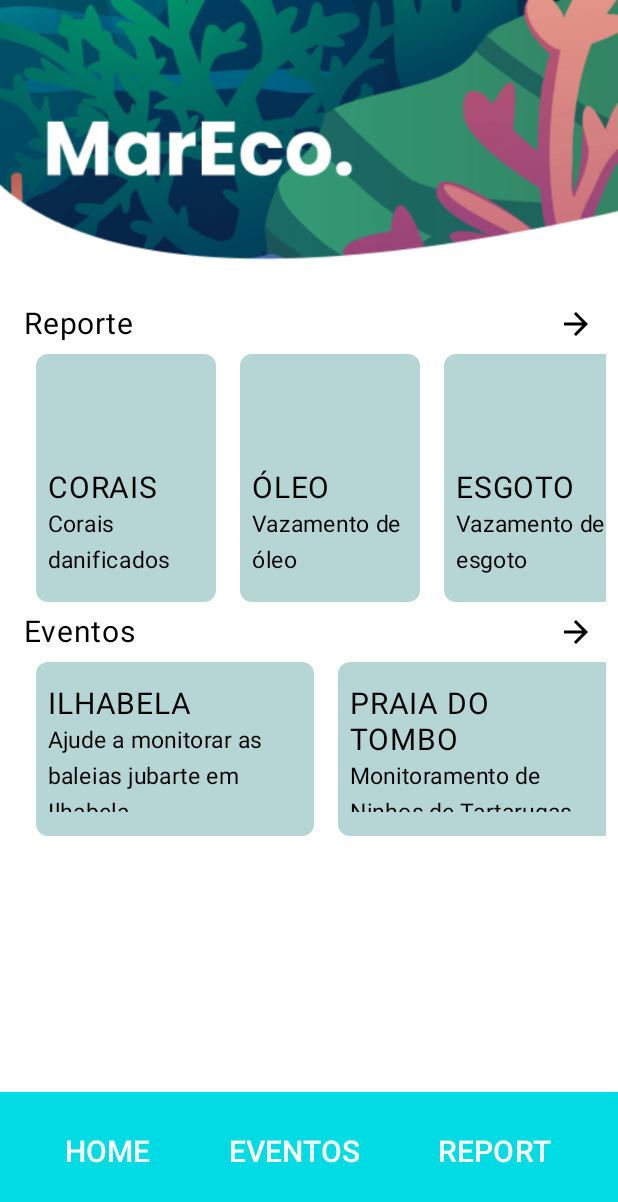
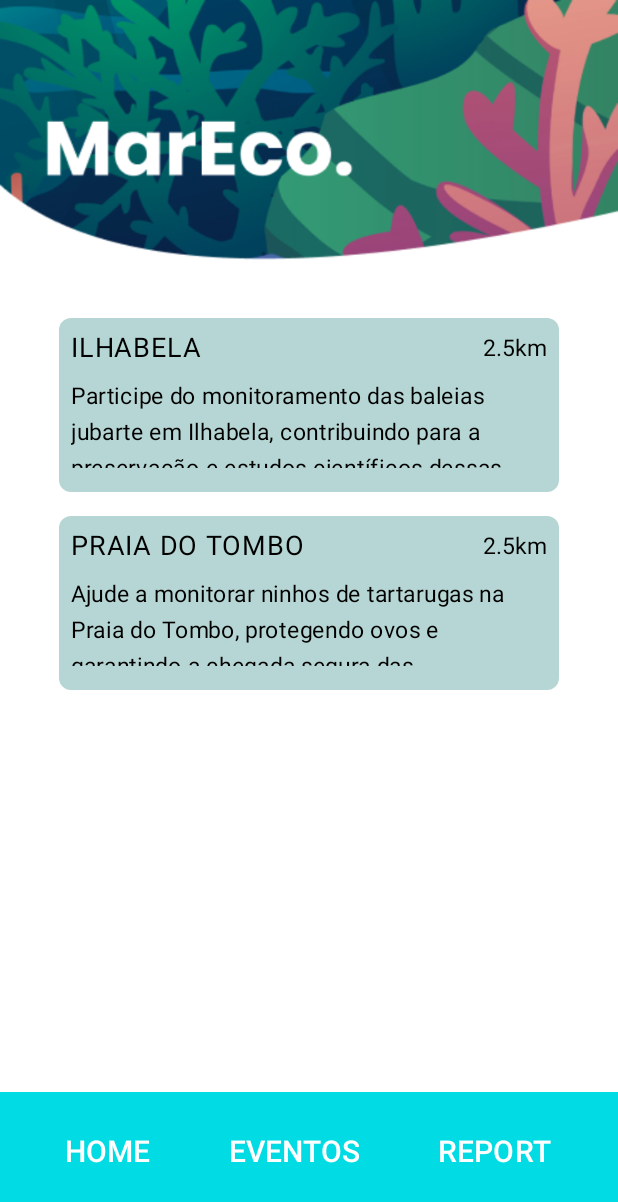
Before and after one commit to schin0/MarEco, an Android app built with Jetpack Compose: the HomeScreen screen opened through its navigation route, after a tap on "Eventos", on a phone screen of 412 x 824 dp. Shown: the top 1202 px of the screen. Run offline under Robolectric (Android 15) with nearby library versions, the phone set to English and light mode, and no system bars.

Commit message:
Adicionar lista de eventos

```diff
--- a/frontend/app/src/main/java/br/com/fiap/mareco/MainActivity.kt
+++ b/frontend/app/src/main/java/br/com/fiap/mareco/MainActivity.kt
@@ -11,6 +11,7 @@ import androidx.compose.ui.res.colorResource
 import androidx.navigation.compose.NavHost
 import androidx.navigation.compose.composable
 import androidx.navigation.compose.rememberNavController
+import br.com.fiap.mareco.screens.EventosScreen
 import br.com.fiap.mareco.screens.HomeScreen
 import br.com.fiap.mareco.screens.LoginScreen
 import br.com.fiap.mareco.screens.RegistroScreen
@@ -60,6 +61,10 @@ class MainActivity : ComponentActivity() {
                         composable("home") {
                             HomeScreen(navController)
                         }
+
+                        composable("eventos") {
+                            EventosScreen(navController)
+                        }
                     }
                 }
             }
--- /dev/null
+++ b/frontend/app/src/main/java/br/com/fiap/mareco/screens/EventosScreen.kt
@@ -0,0 +1,118 @@
+package br.com.fiap.mareco.screens
+
+import androidx.compose.foundation.Image
+import androidx.compose.foundation.layout.Arrangement
+import androidx.compose.foundation.layout.Column
+import androidx.compose.foundation.layout.Row
+import androidx.compose.foundation.layout.fillMaxSize
+import androidx.compose.foundation.layout.fillMaxWidth
+import androidx.compose.foundation.layout.height
+import androidx.compose.foundation.layout.padding
+import androidx.compose.foundation.layout.width
+import androidx.compose.foundation.shape.RoundedCornerShape
+import androidx.compose.material3.Card
+import androidx.compose.material3.CardDefaults
+import androidx.compose.material3.Text
+import androidx.compose.runtime.Composable
+import androidx.compose.ui.Alignment
+import androidx.compose.ui.Modifier
+import androidx.compose.ui.graphics.Color
+import androidx.compose.ui.layout.ContentScale
+import androidx.compose.ui.res.colorResource
+import androidx.compose.ui.res.painterResource
+import androidx.compose.ui.unit.dp
+import androidx.compose.ui.unit.sp
+import androidx.navigation.NavController
+import br.com.fiap.mareco.R
+import br.com.fiap.mareco.services.listarEventos
+
+@Composable
+fun EventosScreen(navController: NavController) {
+    Column(
+        modifier = Modifier
+            .fillMaxSize()
+    ) {
+        Row(
+            modifier = Modifier.fillMaxWidth(),
+            verticalAlignment = Alignment.CenterVertically,
+            horizontalArrangement = Arrangement.SpaceEvenly
+        ) {
+            Column(
+                modifier = Modifier.fillMaxWidth(),
+                verticalArrangement = Arrangement.Center
+            ) {
+                Image(
+                    painter = painterResource(R.drawable.fundohome),
+                    contentDescription = "Fundo",
+                    modifier = Modifier
+                        .fillMaxWidth(),
+                    contentScale = ContentScale.FillWidth
+                )
+            }
+        }
+
+        Column(
+            modifier = Modifier
+                .fillMaxSize(),
+            horizontalAlignment = Alignment.CenterHorizontally
+        ) {
+            val eventos = listarEventos()
+
+            eventos.forEach {
+                Card(
+                    shape = RoundedCornerShape(8.dp),
+                    modifier = Modifier
+                        .padding(8.dp)
+                        .height(116.dp)
+                        .width(333.dp),
+                    colors = CardDefaults.cardColors(
+                        containerColor = colorResource(id = R.color.verde),
+                        contentColor = Color.Black,
+                        disabledContainerColor = Color.LightGray,
+                        disabledContentColor = Color.LightGray
+                    )
+                ) {
+                    Column(
+                        modifier = Modifier
+                            .fillMaxSize()
+                            .padding(start = 8.dp, end = 8.dp, bottom = 16.dp, top = 8.dp)
+                    ) {
+                        Row(
+                            modifier = Modifier
+                                .fillMaxWidth()
+                                .padding(bottom = 8.dp),
+                            horizontalArrangement = Arrangement.SpaceBetween
+                        ) {
+                            Text(
+                                text = it.titulo,
+                                color = Color.Black,
+                                fontSize = 18.sp
+                            )
+
+                            Text(
+                                text = "2.5km",
+                                color = Color.Black,
+                                fontSize = 15.sp
+                            )
+                        }
+
+                        Row(
+                            modifier = Modifier.fillMaxWidth()
+                        ) {
+                            Text(
+                                text = it.descricao,
+                                color = Color.Black,
+                                fontSize = 15.sp
+                            )
+                        }
+                    }
+
+                }
+            }
+        }
+
+    }
+
+
+    MenuScreen(navController)
+}
--- a/frontend/app/src/main/java/br/com/fiap/mareco/screens/HomeScreen.kt
+++ b/frontend/app/src/main/java/br/com/fiap/mareco/screens/HomeScreen.kt
@@ -55,7 +55,7 @@ fun HomeScreen(navController: NavController) {
             }
         }
 
-        val listaEvento = listarEventosDestaques(contexto)
+        val listaEvento = listarEventosDestaques(contexto, navController)
 
         Row(
             modifier = Modifier.fillMaxWidth()
--- a/frontend/app/src/main/java/br/com/fiap/mareco/services/EventoService.kt
+++ b/frontend/app/src/main/java/br/com/fiap/mareco/services/EventoService.kt
@@ -1,6 +1,7 @@
 package br.com.fiap.mareco.services
 
 import android.content.Context
+import androidx.navigation.NavController
 import br.com.fiap.mareco.model.CardConfiguracao
 import br.com.fiap.mareco.model.Destaque
 import br.com.fiap.mareco.model.Evento
@@ -13,7 +14,7 @@ fun listarEventos(): List<Evento> {
         Evento(
             1,
             "ILHABELA",
-            "Ajude a monitorar as baleias jubarte em Ilhabela.",
+            "Participe do monitoramento das baleias jubarte em Ilhabela, contribuindo para a preservação e estudos científicos dessas majestosas criaturas.",
             "Praia do Curral, Ilhabela, SP",
             "Em frente ao Quiosque do Zé",
             "Júlio Souza",
@@ -25,7 +26,7 @@ fun listarEventos(): List<Evento> {
         Evento(
             2,
             "PRAIA DO TOMBO",
-            "Monitoramento de Ninhos de Tartarugas.",
+            "Ajude a monitorar ninhos de tartarugas na Praia do Tombo, protegendo ovos e garantindo a chegada segura das tartaruguinhas ao mar.",
             "Praia do Tombo, Guarujá, SP",
             "Em frente ao Posto de Guarda-Vidas",
             "Rosana Pimentel",
@@ -37,7 +38,7 @@ fun listarEventos(): List<Evento> {
     )
 }
 
-fun listarEventosDestaques(contexto: Context): List<Destaque> {
+fun listarEventosDestaques(contexto: Context, navController: NavController): List<Destaque> {
     val eventosSimples = listarEventosSimples()
     var cards = mutableListOf<CardConfiguracao>()
 
@@ -55,13 +56,13 @@ fun listarEventosDestaques(contexto: Context): List<Destaque> {
     return listOf(
         Destaque(
             "Eventos",
-            { mostrarMensagemEmConstrucao(contexto) },
+            { navController.navigate("eventos") },
             cards
         )
     )
 }
 
-private fun listarEventosSimples() :List<EventoDestaque> {
+private fun listarEventosSimples(): List<EventoDestaque> {
     return listOf(
         EventoDestaque(
             1,
```
